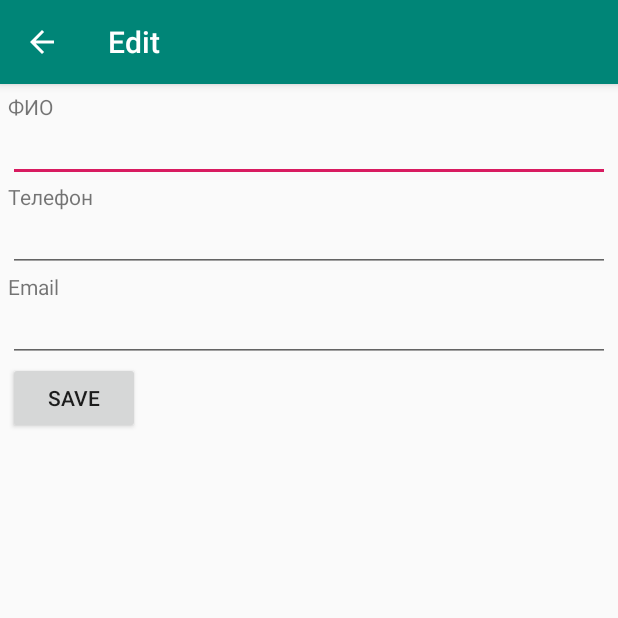
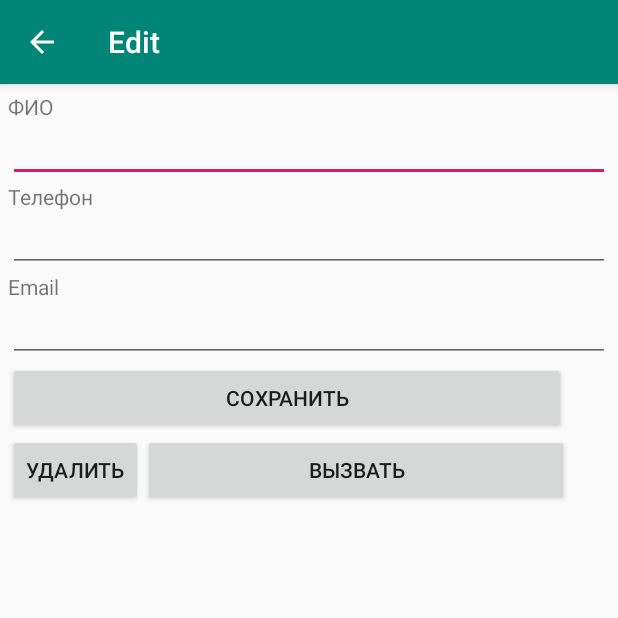
Before and after one commit to megachelovek/PhoneApp, an Android app: the EditActivity screen opened directly, with no data from a screen before it, on a phone screen of 412 x 824 dp, the top half of it. Run offline under Robolectric (Android 15) with nearby library versions, the phone set to English and light mode, and no system bars.

Commit message:
Merge branch 'master' of https://github.com/megachelovek/PhoneApp
# Conflicts:
#	app/src/main/java/com/example/danilius/phoneapp/data/PhoneAppDbHelper.java

```diff
--- a/app/src/main/java/com/example/danilius/phoneapp/EditActivity.java
+++ b/app/src/main/java/com/example/danilius/phoneapp/EditActivity.java
@@ -1,32 +1,110 @@
 package com.example.danilius.phoneapp;
 
+import android.Manifest;
+import android.content.Intent;
+import android.database.Cursor;
+import android.database.SQLException;
+import android.database.sqlite.SQLiteDatabase;
+import android.net.Uri;
 import android.os.Bundle;
 import android.support.annotation.Nullable;
+import android.support.v4.content.ContextCompat;
 import android.support.v7.app.AppCompatActivity;
+import android.view.View;
+import android.widget.Button;
+import android.widget.EditText;
 import android.widget.TextView;
+
+import com.example.danilius.phoneapp.data.PhoneAppDbHelper;
+
+import java.io.IOException;
+import java.io.StringReader;
 
 public class EditActivity extends AppCompatActivity {
     public TextView namefield, phonefield, emailfield;
-
+    private Button btnSave;
+    private Button btnDelete;
+    private Button btnCall;
+    private PhoneAppDbHelper dbHelper;
+    private SQLiteDatabase db;
+    private String name,email;
+    private Integer phonenumber;
+    private PhoneBook phoneBook;
     @Override
     public void onCreate(@Nullable Bundle savedInstanceState) {
         super.onCreate(savedInstanceState);
         setContentView(R.layout.activity_edit);
+        btnSave = (Button) findViewById(R.id.button_save);
+        btnDelete = (Button) findViewById(R.id.button_delete);
+        btnCall = (Button) findViewById(R.id.button_call);
+        dbHelper = new PhoneAppDbHelper(this);
+        try {
+            dbHelper.updateDataBase();
+        } catch (IOException mIOException) {
+            throw new Error("UnableToUpdateDatabase");
+        }
+
+        try {
+            db = dbHelper.getReadableDatabase();
+        } catch (SQLException mSQLException) {
+            throw mSQLException;
+        }
 
         TextView textView = new TextView(this);
         textView.setTextSize(20);
         textView.setPadding(16, 16, 16, 16);
-        namefield = (TextView) findViewById(R.id.name);
-        phonefield = (TextView) findViewById(R.id.phone_number);
-        emailfield = (TextView) findViewById(R.id.email);
+        namefield = (EditText) findViewById(R.id.name);
+        phonefield = (EditText) findViewById(R.id.phone_number);
+        emailfield = (EditText) findViewById(R.id.email);
         Bundle arguments = getIntent().getExtras();
-        final PhoneBook phoneBook;
+        phoneBook = new PhoneBook("",0,"");
+        int permissionStatus = ContextCompat.checkSelfPermission(EditActivity.this, Manifest.permission.CALL_PHONE);
         if (arguments != null) {
             phoneBook = (PhoneBook) arguments.getSerializable(PhoneBook.class.getSimpleName());
+
             namefield.setText(phoneBook.getName());
-            phonefield.setText(phoneBook.getPhone());
+            phonefield.setText(phoneBook.getPhone().toString());
             emailfield.setText(phoneBook.getEmail());
 
         }
+
+        View.OnClickListener oclBtnSave = new View.OnClickListener() {
+            @Override
+            public void onClick(View v) {
+                name = namefield.getText().toString();
+                phonenumber = Integer.getInteger(phonefield.getText().toString());
+                email = emailfield.getText().toString();
+                db.execSQL("UPDATE phonebook SET name = "+name+", phonenumber= "+phonenumber+", email="+email+" WHERE _id="+phoneBook.getId()+";");
+                Intent intent = new Intent(EditActivity.this, MainActivity.class);
+                startActivity(intent);
+            }
+        };
+        btnSave.setOnClickListener(oclBtnSave);
+
+        View.OnClickListener oclBtnDelete = new View.OnClickListener() {
+            @Override
+            public void onClick(View v) {
+                phonenumber = Integer.getInteger(phonefield.getText().toString());
+                db.execSQL("DELETE FROM phonebook WHERE phonenumber="+phoneBook.getPhone().toString()+";");
+                // установка текста элемента TextView
+                Intent intent = new Intent(EditActivity.this, MainActivity.class);
+                startActivity(intent);
+            }
+        };
+        btnDelete.setOnClickListener(oclBtnDelete);
+
+        View.OnClickListener oclBtnCall = new View.OnClickListener() {
+            @Override
+            public void onClick(View v) {
+
+                // Меняем текст в TextView (tvOut)
+                Intent intent = new Intent(Intent.ACTION_DIAL, Uri.parse(phoneBook.getPhone().toString()));
+                if (intent.resolveActivity(getPackageManager()) != null) {
+                    startActivity(intent);
+                }
+             }
+        };
+       // btnCall.setOnClickListener(oclBtnCall);
+
     }
 }
--- a/app/src/main/java/com/example/danilius/phoneapp/PhoneBook.java
+++ b/app/src/main/java/com/example/danilius/phoneapp/PhoneBook.java
@@ -3,14 +3,18 @@ package com.example.danilius.phoneapp;
 import java.io.Serializable;
 
 public class PhoneBook implements Serializable {
+    private Integer mId;
     private String mName;
-    private String mPhone;
+    private Integer mPhone;
     private String mEmail;
 
-    public PhoneBook(String name, String phone, String email) {
+    public PhoneBook(String name, Integer phonenumber, String email) {
         mName = name;
-        mPhone = phone;
+        mPhone = phonenumber;
         mEmail = email;
+    }
+    public Integer getId() {
+        return mId;
     }
 
     public void setName(String name) {
@@ -21,11 +25,11 @@ public class PhoneBook implements Serializable {
         return mName;
     }
 
-    public void setPhone(String phone) {
+    public void setPhone(Integer phone) {
         mPhone = phone;
     }
 
-    public String getPhone() {
+    public Integer getPhone() {
         return mPhone;
     }
 
--- a/app/src/main/java/com/example/danilius/phoneapp/PhoneBookAdapter.java
+++ b/app/src/main/java/com/example/danilius/phoneapp/PhoneBookAdapter.java
@@ -45,13 +45,13 @@ public class PhoneBookAdapter extends BaseAdapter {
         }
 
 
-        // set name
+       // set name
         TextView tvName = (TextView) convertView.findViewById(R.id.tvName);
         tvName.setText(entry.getName());
 
         // set phone
         TextView tvPhone = (TextView) convertView.findViewById(R.id.tvPhone);
-        tvPhone.setText(entry.getPhone());
+        tvPhone.setText(entry.getPhone().toString());
 
         // set email
         TextView tvEmail = (TextView) convertView.findViewById(R.id.tvEmail);
--- a/app/src/main/java/com/example/danilius/phoneapp/data/PhoneContract.java
+++ b/app/src/main/java/com/example/danilius/phoneapp/data/PhoneContract.java
@@ -8,7 +8,8 @@ public final class PhoneContract {
     public static final class PhoneEntry implements BaseColumns {
         public final static String TABLE_NAME = "phonebook";
 
-        public final static String _ID = BaseColumns._ID;
+        //public final static String _ID = BaseColumns._ID;
+        public final static String _ID = "id";
         public final static String COLUMN_NAME = "name";
         public final static String COLUMN_PHONENUMBER = "phonenumber";
         public final static String COLUMN_EMAIL = "email";
--- a/app/src/main/res/layout/activity_edit.xml
+++ b/app/src/main/res/layout/activity_edit.xml
@@ -23,7 +23,8 @@
     <EditText
         android:id="@+id/phone_number"
         android:layout_width="match_parent"
-        android:layout_height="40dp" />
+        android:layout_height="40dp"
+        android:inputType="phone" />
 
     <TextView
         android:layout_width="match_parent"
@@ -36,10 +37,28 @@
         android:layout_height="40dp" />
 
     <Button
-        android:id="@+id/btn"
-        android:layout_width="wrap_content"
+        android:id="@+id/button_save"
+        android:layout_width="372dp"
         android:layout_height="wrap_content"
         android:onClick="onClick"
-        android:text="Save" />
+        android:text="Сохранить" />
+
+    <LinearLayout
+        android:layout_width="match_parent"
+        android:layout_height="match_parent"
+        android:orientation="horizontal">
+
+        <Button
+            android:id="@+id/button_delete"
+            android:layout_width="wrap_content"
+            android:layout_height="wrap_content"
+            android:text="Удалить" />
+
+        <Button
+            android:id="@+id/button2"
+            android:layout_width="284dp"
+            android:layout_height="wrap_content"
+            android:text="Вызвать" />
+    </LinearLayout>
 
 </LinearLayout>
--- a/app/src/main/res/layout/activity_main.xml
+++ b/app/src/main/res/layout/activity_main.xml
@@ -14,6 +14,7 @@
     <LinearLayout
         android:layout_width="match_parent"
         android:layout_height="match_parent"
+        android:gravity="bottom"
         android:orientation="horizontal">
 
         <Button
@@ -24,14 +25,14 @@
             android:text="Синхр." />
 
         <Button
-            android:id="@+id/button7"
+            android:id="@+id/button_add"
             android:layout_width="wrap_content"
             android:layout_height="wrap_content"
             android:layout_weight="1"
             android:text="Добавить" />
 
         <Button
-            android:id="@+id/button6"
+            android:id="@+id/button_call"
             android:layout_width="wrap_content"
             android:layout_height="wrap_content"
             android:layout_weight="1"
```
Also changed, not shown: app/src/main/java/com/example/danilius/phoneapp/MainActivity.java (+54 -91 lines), app/src/main/java/com/example/danilius/phoneapp/data/PhoneAppDbHelper.java (+102 -1 lines).
